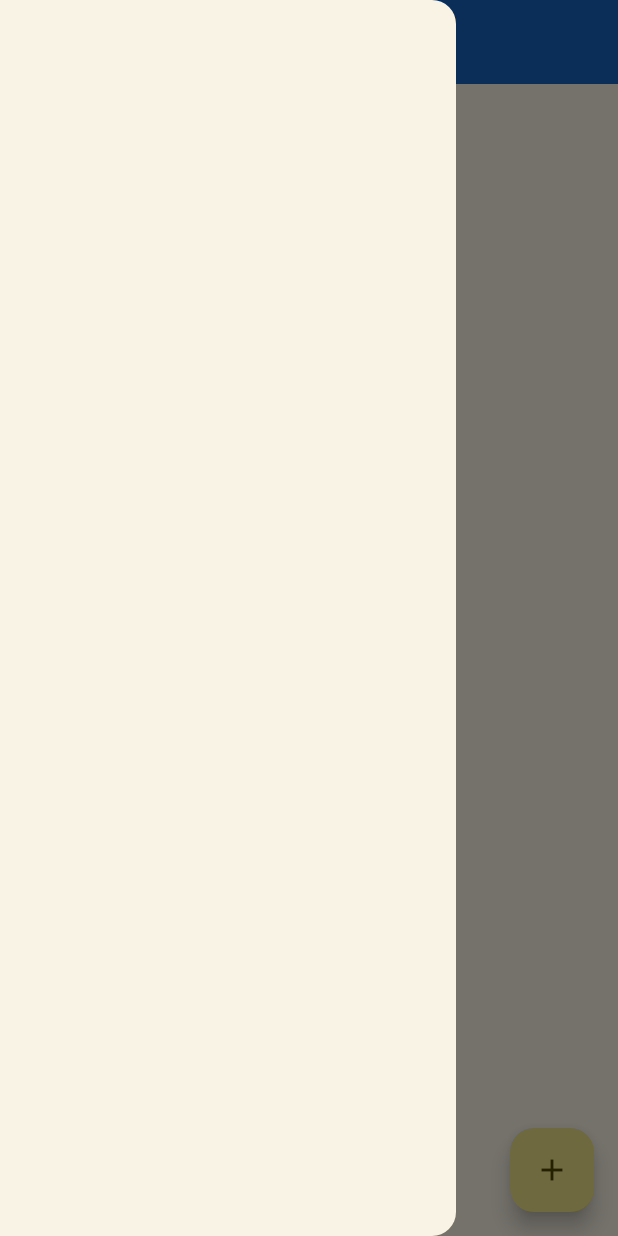
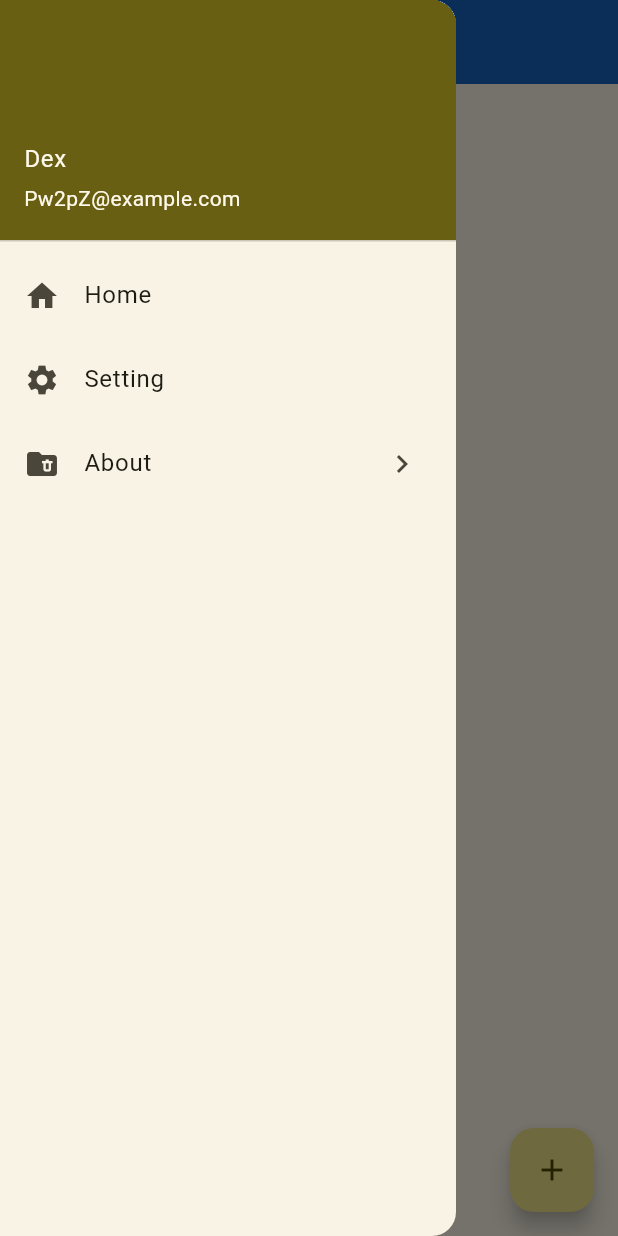
Before and after one commit to silkyland/cmru_app, a Flutter app: the screen it shows after launch, with the side drawer open, on a phone screen of 412 x 824 dp. Run offline on Flutter 3.47's test engine with Material 3 defaults, Android fonts, the phone set to English and light mode, and no system bars.

Commit message:
เพิ่มหน้า about

```diff
--- a/lib/main.dart
+++ b/lib/main.dart
@@ -1,3 +1,5 @@
+
+import 'package:cmru_app/screen/about_screen.dart';
 import 'package:cmru_app/screen/home_screen.dart';
 import 'package:flutter/material.dart';
 
@@ -19,7 +21,7 @@ class MyApp extends StatelessWidget {
       initialRoute: '/home',
       routes: {
         '/home': (context) => const HomeScreen(),
-        '/about': (context) => const Placeholder(),
+        '/about': (context) => const AboutScreen(),
       },
     );
   }
--- /dev/null
+++ b/lib/screen/about_screen.dart
@@ -0,0 +1,17 @@
+import 'package:flutter/material.dart';
+
+class AboutScreen extends StatelessWidget {
+  const AboutScreen({super.key});
+
+  @override
+  Widget build(BuildContext context) {
+    return Scaffold(
+      appBar: AppBar(
+        title: const Text('About'),
+      ),
+      body: const Center(
+        child: Text('About'),
+      ),
+    );
+  }
+}
--- a/lib/screen/home_screen.dart
+++ b/lib/screen/home_screen.dart
@@ -1,3 +1,4 @@
+import 'package:cmru_app/widget/my_drawer.dart';
 import 'package:flutter/material.dart';
 
 class HomeScreen extends StatefulWidget {
@@ -10,6 +11,7 @@ class HomeScreen extends StatefulWidget {
 
 class _HomeScreenState extends State<HomeScreen> {
   String name = "Bundit Nuntates";
+  String accountEmail = "Cp5h2@example.com";
 
   void changeName() {
     setState(() {
@@ -20,7 +22,7 @@ class _HomeScreenState extends State<HomeScreen> {
   @override
   Widget build(BuildContext context) {
     return Scaffold(
-      drawer: Drawer(),
+      drawer: MyDrawer(),
       appBar: AppBar(
         title: Text(
           'Home',
--- /dev/null
+++ b/lib/widget/my_drawer.dart
@@ -0,0 +1,50 @@
+import 'package:flutter/material.dart';
+
+class MyDrawer extends StatefulWidget {
+  const MyDrawer({super.key});
+
+  @override
+  State<MyDrawer> createState() => _MyDrawerState();
+}
+
+class _MyDrawerState extends State<MyDrawer> {
+  String name = "Dex";
+  String accountEmail = "Pw2pZ@example.com";
+
+  @override
+  Widget build(BuildContext context) {
+    return Drawer(
+      child: Column(
+        children: [
+          UserAccountsDrawerHeader(
+            accountName: Text("$name"),
+            accountEmail: Text("$accountEmail"),
+          ),
+          ListView(
+            shrinkWrap: true,
+            children: [
+              ListTile(
+                leading: Icon(Icons.home),
+                title: Text("Home"),
+                onTap: () {},
+              ),
+              ListTile(
+                leading: Icon(Icons.settings),
+                title: Text("Setting"),
+                onTap: () {},
+              ),
+              ListTile(
+                leading: Icon(Icons.folder_delete),
+                title: Text("About"),
+                onTap: () {
+                  Navigator.pushNamed(context, '/about');
+                },
+                trailing: Icon(Icons.chevron_right),
+              ),
+            ],
+          )
+        ],
+      ),
+    );
+  }
+}
```
